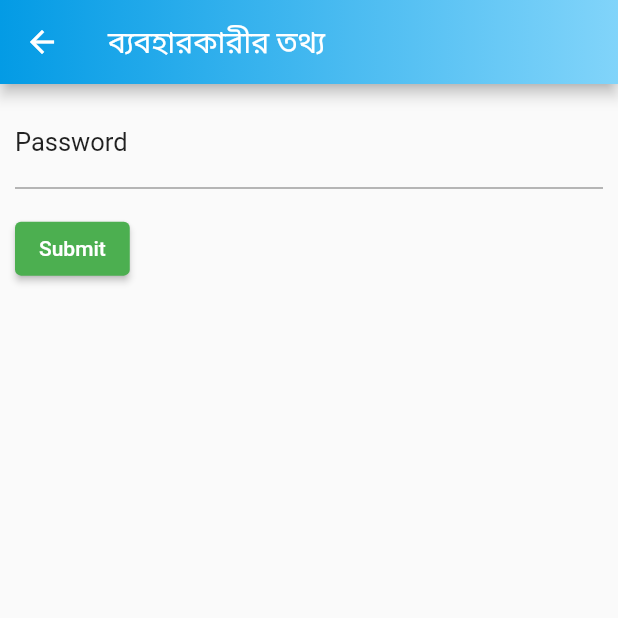
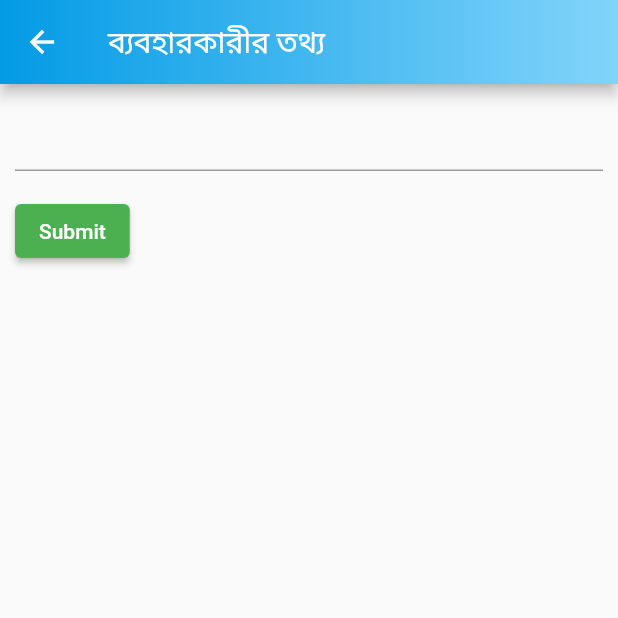
Before and after one commit to Azimul-Haque/diordnarabdnasjb, a Flutter app: the ProfileEditPage screen opened directly with empty values, on a phone screen of 412 x 824 dp, the top half of it. Run offline on Flutter 3.47's test engine with Material 2 defaults, Android fonts, the phone set to English and light mode, and no system bars; our stand-ins replace firebase_auth, firebase_core, pinput; missing offline and left inert: onesignal_flutter; accounts and stored records are empty; Roboto replaces fonts that are missing (AvenirLight).

Commit message:
Commit Thu 06/16/2022  2:17:29.20 9768

```diff
--- a/lib/profileedit.dart
+++ b/lib/profileedit.dart
@@ -39,29 +39,6 @@ class _ProfileEditPageState extends State<ProfileEditPage> {
                 crossAxisAlignment: CrossAxisAlignment.start,
                 children: [
                   TextFormField(
-                    decoration: InputDecoration(
-                      suffix: GestureDetector(
-                        onTap: () {
-                          print('tapped');
-                        },
-                        child: Text(
-                          'Forgot Password?',
-                          style: TextStyle(
-                              color: Colors.blue, fontWeight: FontWeight.bold),
-                        ),
-                      ),
-                      labelText: 'Password',
-                      labelStyle: TextStyle(
-                          color: Colors.black87,
-                          fontSize: 17,
-                          fontFamily: 'AvenirLight'),
-                      focusedBorder: UnderlineInputBorder(
-                        borderSide: BorderSide(color: Colors.purple),
-                      ),
-                      enabledBorder: new UnderlineInputBorder(
-                        borderSide: BorderSide(color: Colors.grey, width: 1.0),
-                      ),
-                    ),
                     validator: (value) {
                       if (value == null || value.isEmpty) {
                         return 'Please enter some text';
```
